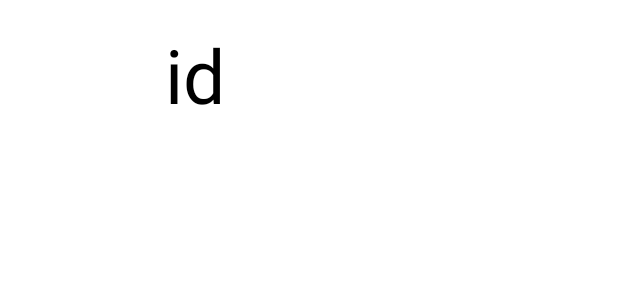
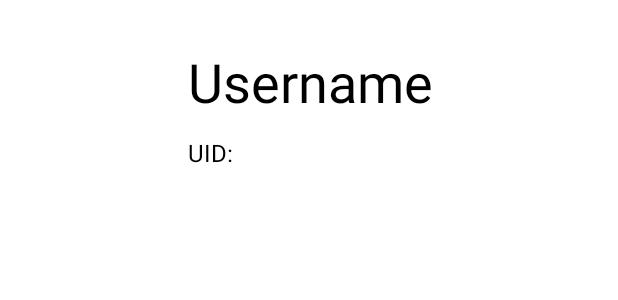
Before and after one commit to gaga666/android_test, an Android app: the layout fragment_personal.xml on its own in the app's theme, with its tools: preview values and no code run, on a phone screen of 412 x 824 dp. Shown: the top 300 px of the screen. Run offline under Robolectric (Android 15) with nearby library versions, the phone set to English and light mode, and no system bars; network calls fail.

```diff
--- a/app/src/main/java/com/example/charge/BottomBar/BottomBar.java
+++ b/app/src/main/java/com/example/charge/BottomBar/BottomBar.java
@@ -11,6 +11,7 @@ import android.widget.TextView;
 
 import androidx.appcompat.app.AppCompatActivity;
 
+import com.example.charge.BaseActivity;
 import com.example.charge.R;
 import com.example.charge.fragment.AddFragment;
 import com.example.charge.fragment.HomeFragment;
@@ -20,7 +21,7 @@ import java.util.ArrayList;
 import java.util.List;
 import java.util.Map;
 
-public class BottomBar extends AppCompatActivity {
+public class BottomBar extends BaseActivity {
     private int TAG = 0;
     private TextView bottom_bar_1text,bottom_bar_2text,bottom_bar_3text;
     private ImageView bottom_bar_1image,bottom_bar_2image,bottom_bar_3image;
--- a/app/src/main/java/com/example/charge/LoopView.java
+++ b/app/src/main/java/com/example/charge/LoopView.java
@@ -18,7 +18,7 @@ import com.example.charge.BottomBar.BottomBar;
 
 import java.util.ArrayList;
 
-public class LoopView extends AppCompatActivity {
+public class LoopView extends BaseActivity {
 
     private ViewPager viewPager;  //轮播图模块
     private int[] mImg;
--- a/app/src/main/java/com/example/charge/MyApplication.java
+++ b/app/src/main/java/com/example/charge/MyApplication.java
@@ -27,6 +27,8 @@ public class MyApplication extends Application {
         ApiHttpClient.init(this);
         // 初始化 Token 管理器
         TokenManager.getInstance().init(this);
+        // 初始化 User-Info 管理器
+        UserInfoManager.getInstance().init(this);
     }
 
     public static Context getContext() {
--- a/app/src/main/java/com/example/charge/api/ApiHttpClient.java
+++ b/app/src/main/java/com/example/charge/api/ApiHttpClient.java
@@ -66,7 +66,7 @@ public class ApiHttpClient {
      */
     public static RequestBody buildFormBody(Map<String, String> params) {
         FormBody.Builder formBodyBuilder = new FormBody.Builder();
-        if (params != null) {
+        if (params != null && params.size() > 0) {
             for (Map.Entry<String, String> param : params.entrySet()) {
                 formBodyBuilder.add(param.getKey(), param.getValue());
             }
--- a/app/src/main/java/com/example/charge/api/enums/ApiUrlEnum.java
+++ b/app/src/main/java/com/example/charge/api/enums/ApiUrlEnum.java
@@ -9,6 +9,9 @@ public enum ApiUrlEnum {
 
     /** 登录 */
     LOGIN("passport/login"),
+
+    /** 退出登录 */
+    LOGOUT("passport/logout"),
 
     /** 发送邮件验证码 */
     SEND_MAIL("passport/mail/send"),
--- a/app/src/main/java/com/example/charge/splashscreen/SplashScreen.java
+++ b/app/src/main/java/com/example/charge/splashscreen/SplashScreen.java
@@ -11,6 +11,7 @@ import com.example.charge.LoopView;
 import com.example.charge.MyApplication;
 import com.example.charge.R;
 import com.example.charge.TokenManager;
+import com.example.charge.UserInfoManager;
 import com.example.charge.api.exception.ApiException;
 import com.example.charge.api.callback.ApiDataCallback;
 import com.example.charge.api.enums.ResponseEnum;
@@ -48,6 +49,7 @@ public class SplashScreen extends BaseActivity {
                 @Override
                 public void onSuccess(@NonNull UserInfo data) {
                     // TODO: 保存用户信息
+                    UserInfoManager.getInstance().updateInfo(data);
                     Intent intent = new Intent(SplashScreen.this, LoopView.class);
                     // 不足2秒则延迟, 避免一闪而过
                     if (System.currentTimeMillis() - startTime < DELAY) {
--- a/app/src/main/res/layout/fragment_personal.xml
+++ b/app/src/main/res/layout/fragment_personal.xml
@@ -19,28 +19,47 @@
         android:layout_height="match_parent">
         <LinearLayout
             android:layout_width="match_parent"
-            android:layout_height="100dp">
+            android:layout_height="120dp">
             <ImageView
-                android:id="@+id/personal_head"
-                android:layout_width="100dp"
-                android:layout_height="100dp"/>
-
-            <TextView
-                android:id="@+id/personal_id"
-                android:layout_width="wrap_content"
-                android:layout_height="wrap_content"
-                android:layout_margin="10dp"
-                android:textColor="@color/black"
-                android:text="id"
-                android:layout_gravity="center_vertical"
-                android:textSize="50sp" />
-
+                android:id="@+id/personal_avatar"
+                android:layout_width="120dp"
+                android:layout_height="120dp" />
+            <LinearLayout
+                android:layout_width="0dp"
+                android:layout_weight="1"
+                android:layout_height="120dp"
+                android:orientation="vertical">
+                <TextView
+                    android:id="@+id/personal_uname"
+                    android:layout_width="match_parent"
+                    android:layout_height="0dp"
+                    android:layout_weight="7"
+                    android:layout_gravity="center_horizontal"
+                    android:padding="5dp"
+                    android:textColor="@color/black"
+                    android:gravity="bottom"
+                    android:text="Username"
+                    android:textIsSelectable="false"
+                    android:textSize="36sp" />
+                <TextView
+                    android:id="@+id/personal_uid"
+                    android:layout_width="match_parent"
+                    android:layout_height="0dp"
+                    android:layout_weight="3"
+                    android:layout_gravity="center_horizontal"
+                    android:padding="5dp"
+                    android:textColor="@color/black"
+                    android:gravity="center_vertical"
+                    android:text="UID:"
+                    android:textIsSelectable="false"
+                    android:textSize="16sp" />
+            </LinearLayout>
         </LinearLayout>
 
         <ListView
             android:id="@+id/personal_view"
             android:layout_width="match_parent"
             android:layout_height="match_parent"
-            android:layout_marginTop="100dp" />
+            android:layout_marginTop="120dp"/>
     </RelativeLayout>
 </FrameLayout>
```
Also changed, not shown: app/src/main/java/com/example/charge/TokenManager.java (+2 -19 lines), app/src/main/java/com/example/charge/UserInfoManager.java (added, +109 -0 lines), app/src/main/java/com/example/charge/api/Api.java (+25 -0 lines), app/src/main/java/com/example/charge/api/model/dto/UserInfo.java (+11 -4 lines), app/src/main/java/com/example/charge/changeavatar/ChangeAvatarActivity.java (+8 -0 lines), app/src/main/java/com/example/charge/fragment/PersonalFragment.java (+40 -3 lines).
